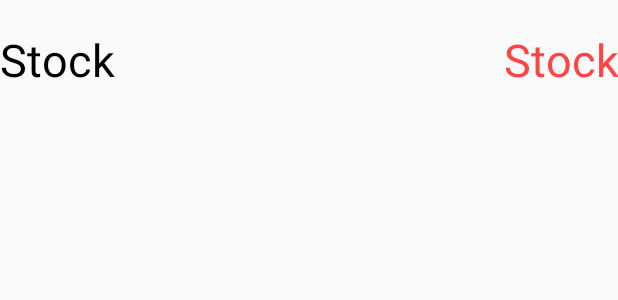
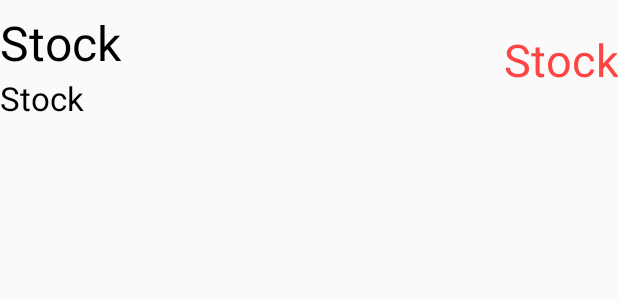
Before and after one commit to Yq-23/FinalProject, an Android app: the layout list_item.xml on its own in the app's theme, with its tools: preview values and no code run, on a phone screen of 412 x 824 dp. Shown: the top 300 px of the screen. Run offline under Robolectric (Android 15) with nearby library versions, the light colour scheme and no system bars.

Commit message:
修改了列表布局，新增显示股票代码

```diff
--- a/app/src/main/java/com/example/myfinalproject/Adapter/MyAdapter.java
+++ b/app/src/main/java/com/example/myfinalproject/Adapter/MyAdapter.java
@@ -30,9 +30,11 @@ public class MyAdapter extends ArrayAdapter {
         Map<String, String> map = (Map<String, String>) getItem(position);
         TextView name = (TextView)itemView.findViewById(R.id.StockName);
         TextView price = (TextView)itemView.findViewById(R.id.StockPrice);
+        TextView code = (TextView)itemView.findViewById(R.id.StockCode);
 
         name.setText(map.get("StockName"));
         price.setText(map.get("StockPrice"));
+        code.setText(map.get("StockCode"));
 
         return itemView;
     }
--- a/app/src/main/java/com/example/myfinalproject/DeleteActivity.java
+++ b/app/src/main/java/com/example/myfinalproject/DeleteActivity.java
@@ -50,7 +50,7 @@ public class DeleteActivity extends AppCompatActivity implements Runnable,Adapte
                 if (msg.what == 7) {
                     listItems = (ArrayList<HashMap<String, String>>) msg.obj;
                     listItemAdapter = new SimpleAdapter(DeleteActivity.this, listItems,  R.layout.list_item,
-                            new String[] { "StockName", "StockPrice" },new int[] { R.id.StockName, R.id.StockPrice } );
+                            new String[] { "StockName", "StockPrice", "StockCode" },new int[] { R.id.StockName, R.id.StockPrice, R.id.StockCode} );
                     listdelete.setAdapter(listItemAdapter);
                     listdelete.setOnItemLongClickListener(DeleteActivity.this);//添加长按事件监听
                 }else if(msg.what == 8){
@@ -103,6 +103,7 @@ public class DeleteActivity extends AppCompatActivity implements Runnable,Adapte
                     HashMap<String, String> map = new HashMap<String, String>();
                     map.put("StockName", stockItem.getStockname());
                     map.put("StockPrice", stockItem.getStockprice());
+                    map.put("StockCode",stockItem.getStockcode());
                     list1.add(map);
                 }
             }
--- a/app/src/main/java/com/example/myfinalproject/ResultActivity.java
+++ b/app/src/main/java/com/example/myfinalproject/ResultActivity.java
@@ -106,6 +106,7 @@ public class ResultActivity extends AppCompatActivity implements Runnable, Adapt
                    HashMap<String, String> map = new HashMap<String, String>();
                    map.put("StockName", stockItem1.getStockname());
                    map.put("StockPrice", stockItem1.getStockprice());
+                   map.put("StockCode",stockItem1.getStockcode());
                    list1.add(map);
                }
             }
--- a/app/src/main/res/anim/myanim.xml
+++ b/app/src/main/res/anim/myanim.xml
@@ -7,13 +7,13 @@
     <scale
         android:interpolator="@android:anim/accelerate_decelerate_interpolator"
         android:fromXScale="0.0"
-        android:toXScale="1.4"
+        android:toXScale="1.0"
         android:fromYScale="0.0"
-        android:toYScale="1.4"
+        android:toYScale="1.0"
         android:pivotX="50%"
         android:pivotY="50%"
         android:fillAfter="false"
-        android:startOffset="900"
+        android:startOffset="500"
         android:duration="2000" />
     <translate />
     <rotate />
--- a/app/src/main/res/layout/list_item.xml
+++ b/app/src/main/res/layout/list_item.xml
@@ -7,20 +7,36 @@
     android:orientation="horizontal"
     tools:context=".ResultActivity">
 
+    <LinearLayout
+        android:layout_width="wrap_content"
+        android:layout_height="wrap_content"
+        android:orientation="vertical">
+
         <TextView
             android:id="@+id/StockName"
             android:layout_width="192dp"
-        android:layout_height="60dp"
+            android:layout_height="50dp"
             android:gravity="bottom"
             android:text="@string/app_name"
             android:textColor="@android:color/black"
-        android:textSize="30sp" />
+            android:textSize="32sp" />
+
+        <TextView
+            android:id="@+id/StockCode"
+            android:layout_width="192dp"
+            android:layout_height="30dp"
+            android:gravity="bottom"
+            android:text="@string/app_name"
+            android:textColor="@android:color/black"
+            android:textSize="22sp" />
+
+    </LinearLayout>
 
     <TextView
         android:id="@+id/StockPrice"
         android:layout_width="fill_parent"
-        android:layout_height="60dp"
-        android:gravity="end|bottom"
+        android:layout_height="80dp"
+        android:gravity="end|center"
         android:text="@string/app_name"
         android:textColor="@android:color/holo_red_light"
         android:textSize="30sp" />
```
Lines whose indentation alone changed are shown as unchanged.
